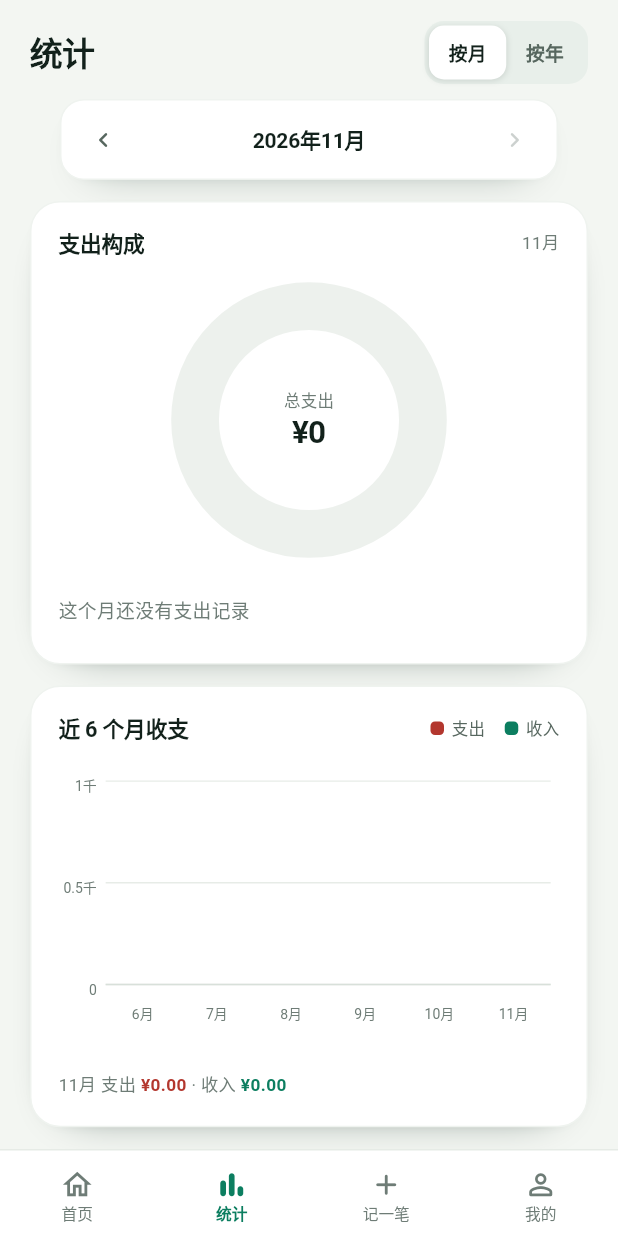
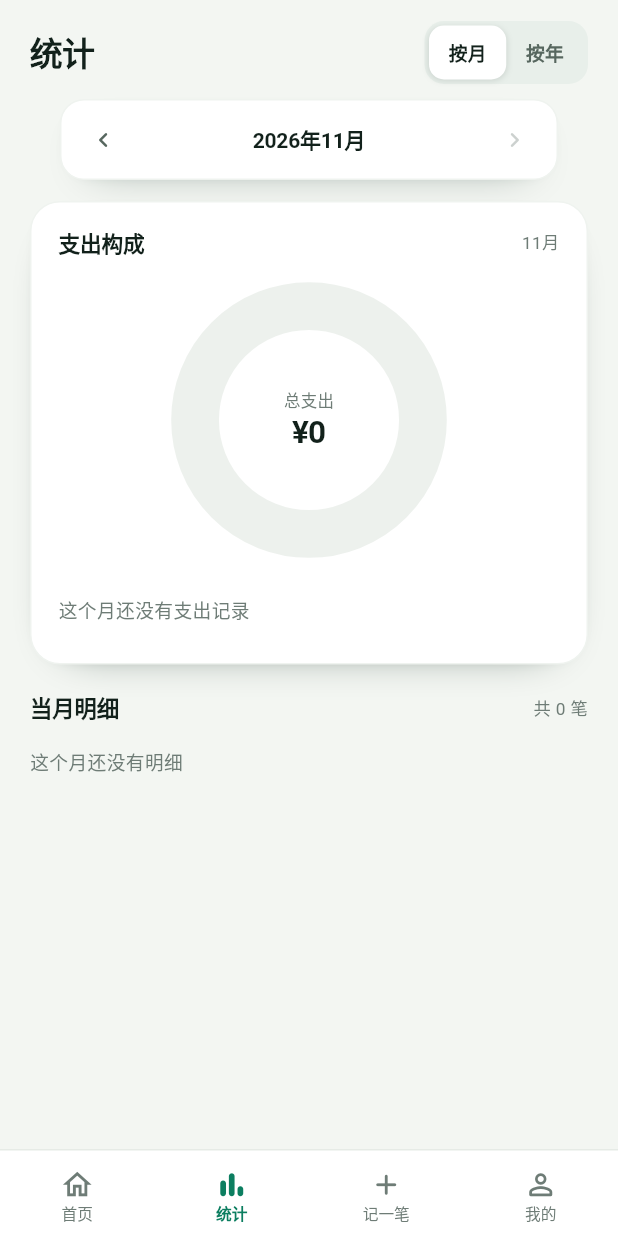
Before and after one commit to qiuzhiyei/entry-flow, a Flutter app: the screen it shows after launch, after a tap on "查看统计", on a phone screen of 412 x 824 dp. Run offline on Flutter 3.47's test engine with Material 3 defaults, Android fonts, the phone set to English and light mode, and no system bars; our stand-ins replace file_picker, hive, hive_flutter; accounts and stored records are empty.

Commit message:
Limit home to seven days and simplify month stats
Home now shows only the latest seven calendar days. Month-mode stats hides the six-month trend card while keeping the composition chart and month details; year mode retains the annual bar chart.

```diff
--- a/lib/providers/ledger_provider.dart
+++ b/lib/providers/ledger_provider.dart
@@ -155,6 +155,29 @@ class LedgerProvider extends ChangeNotifier {
   List<DayGroup> get allDayGroups {
     final grouped = <DateTime, List<Record>>{};
     for (final record in records) {
+      final day = Dates.dayOnly(record.date);
+      grouped.putIfAbsent(day, () => <Record>[]).add(record);
+    }
+    final days = grouped.keys.toList()..sort((a, b) => b.compareTo(a));
+    return <DayGroup>[
+      for (final day in days)
+        DayGroup(day: day, records: List<Record>.unmodifiable(grouped[day]!)),
+    ];
+  }
+
+  /// The latest seven calendar days, including today. Older records stay in
+  /// the ledger but are not shown on the Home screen.
+  List<DayGroup> get recentDayGroups {
+    final now = DateTime.now();
+    final start = DateTime(
+      now.year,
+      now.month,
+      now.day,
+    ).subtract(const Duration(days: 6));
+    final end = DateTime(now.year, now.month, now.day, 23, 59, 59, 999);
+    final grouped = <DateTime, List<Record>>{};
+    for (final record in records) {
+      if (record.date.isBefore(start) || record.date.isAfter(end)) continue;
       final day = Dates.dayOnly(record.date);
       grouped.putIfAbsent(day, () => <Record>[]).add(record);
     }
--- a/lib/screens/home_screen.dart
+++ b/lib/screens/home_screen.dart
@@ -16,7 +16,7 @@ class HomeScreen extends StatelessWidget {
   @override
   Widget build(BuildContext context) {
     final ledger = context.watch<LedgerProvider>();
-    final groups = ledger.allDayGroups;
+    final groups = ledger.recentDayGroups;
     final now = DateTime.now();
 
     return Column(
@@ -250,7 +250,7 @@ class _SectionHead extends StatelessWidget {
       padding: const EdgeInsets.only(top: 20, bottom: 8),
       child: Row(
         children: <Widget>[
-          const Text('最近交易', style: AppText.sectionTitle),
+          const Text('最近 7 天', style: AppText.sectionTitle),
           const Spacer(),
           Semantics(
             button: true,
@@ -317,7 +317,7 @@ class _HomeEmptyState extends StatelessWidget {
               ),
               const SizedBox(height: 10),
               const Text(
-                '这个月还没有记录',
+                '最近 7 天还没有记录',
                 style: TextStyle(
                   fontSize: 13,
                   height: 1.3,
--- a/lib/screens/stats_screen.dart
+++ b/lib/screens/stats_screen.dart
@@ -76,9 +76,8 @@ class _StatsScreenState extends State<StatsScreen> {
       ..sort((a, b) => b.cents.compareTo(a.cents));
     final series = isYear
         ? ledger.monthlyTotals(DateTime(_year, 12, 1), 12)
-        : ledger.monthlyTotals(_month, 6);
+        : const <MonthlyTotal>[];
     final yearStats = isYear ? _yearStats(series) : null;
-    final current = series.last;
 
     return Column(
       crossAxisAlignment: CrossAxisAlignment.stretch,
@@ -121,22 +120,23 @@ class _StatsScreenState extends State<StatsScreen> {
                 emptyText: isYear ? '这一年还没有支出记录' : '这个月还没有支出记录',
                 yearStats: yearStats,
               ),
+              if (isYear) ...<Widget>[
                 const SizedBox(height: 14),
                 _BarCard(
-                title: isYear ? '全年 12 个月收支' : '近 6 个月收支',
+                  title: '全年 12 个月收支',
                   series: series,
-                isYear: isYear,
-                expenseCents: isYear
-                    ? series.fold<int>(
+                  isYear: true,
+                  expenseCents: series.fold<int>(
                     0,
                     (sum, item) => sum + item.expenseCents,
-                      )
-                    : current.expenseCents,
-                incomeCents: isYear
-                    ? series.fold<int>(0, (sum, item) => sum + item.incomeCents)
-                    : current.incomeCents,
-                currentMonth: current.month,
                   ),
+                  incomeCents: series.fold<int>(
+                    0,
+                    (sum, item) => sum + item.incomeCents,
+                  ),
+                  currentMonth: DateTime(_year, 12, 1),
+                ),
+              ],
               const SizedBox(height: 18),
               _DetailHeader(isYear: isYear, count: records.length),
               if (records.isEmpty)
--- a/pubspec.yaml
+++ b/pubspec.yaml
@@ -16,7 +16,7 @@ publish_to: 'none' # Remove this line if you wish to publish to pub.dev
 # https://developer.apple.com/library/archive/documentation/General/Reference/InfoPlistKeyReference/Articles/CoreFoundationKeys.html
 # In Windows, build-name is used as the major, minor, and patch parts
 # of the product and file versions while build-number is used as the build suffix.
-version: 1.3.0+7
+version: 1.3.1+8
 
 environment:
   sdk: ^3.13.7
```
Also changed, not shown: 2 other files. Lines whose indentation alone changed are shown as unchanged.
